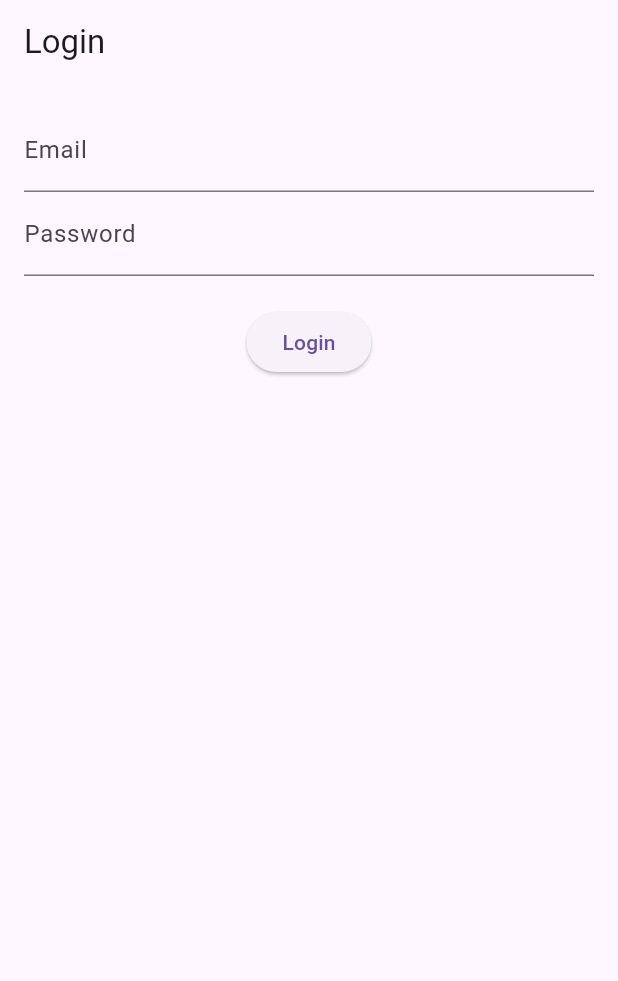
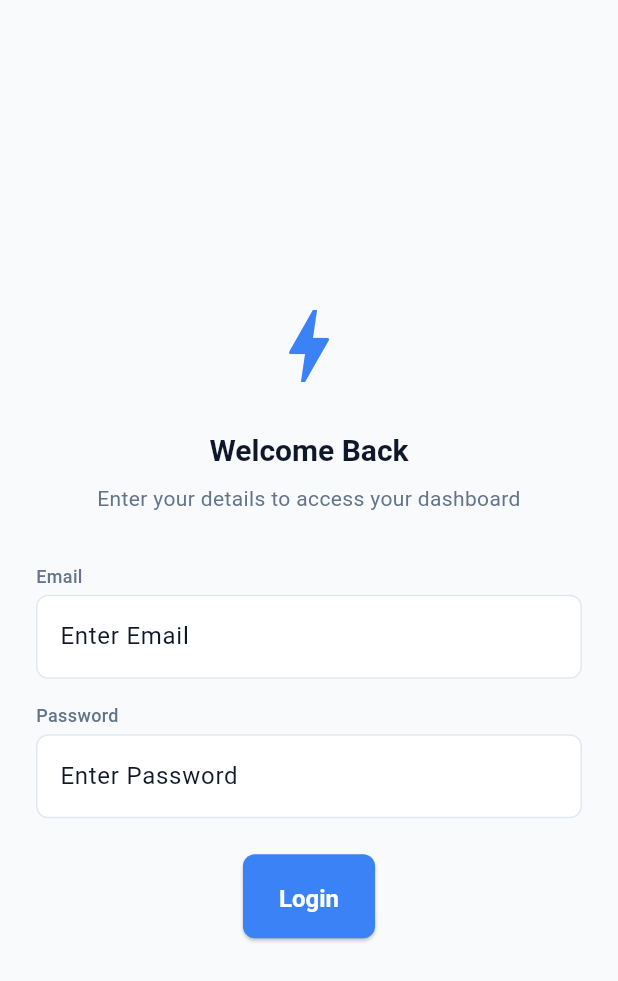
Before and after one commit to PRASANNAKUMAR8106/AutoFlow_Ai, a Flutter app: the screen it shows after launch, on a phone screen of 412 x 824 dp. Shown: the top 981 px of the screen. Run offline on Flutter 3.47's test engine with Material 3 defaults, Android fonts, the phone set to English and light mode, and no system bars; our stand-ins replace dio, equatable, flutter_bloc, flutter_secure_storage, get_it.

Commit message:
Complete Phase 7 design system

```diff
--- /dev/null
+++ b/mobile/lib/core/theme/app_colors.dart
@@ -0,0 +1,29 @@
+import 'package:flutter/material.dart';
+
+class AppColors {
+  // Primary Palette
+  static const Color primary = Color(0xFF3B82F6); // Bright Blue
+  static const Color primaryDark = Color(0xFF1D4ED8);
+  static const Color primaryLight = Color(0xFFDBEAFE);
+
+  // Secondary Palette
+  static const Color secondary = Color(0xFF64748B); // Slate
+  static const Color secondaryDark = Color(0xFF475569);
+  static const Color secondaryLight = Color(0xFFF1F5F9);
+
+  // Neutral Palette
+  static const Color background = Color(0xFFF8FAFC);
+  static const Color surface = Colors.white;
+  static const Color error = Color(0xFFEF4444);
+  static const Color success = Color(0xFF22C55E);
+  static const Color warning = Color(0xFFF59E0B);
+  static const Color info = Color(0xFF3B82F6);
+
+  // Text Palette
+  static const Color textPrimary = Color(0xFF0F172A);
+  static const Color textSecondary = Color(0xFF64748B);
+  static const Color textInverse = Colors.white;
+
+  // Border Palette
+  static const Color border = Color(0xFFE2E8F0);
+}
--- /dev/null
+++ b/mobile/lib/core/theme/app_dimensions.dart
@@ -0,0 +1,19 @@
+
+class AppSpacing {
+  static const double xs = 4.0;
+  static const double s = 8.0;
+  static const double m = 16.0;
+  static const double l = 24.0;
+  static const double xl = 32.0;
+  static const double xxl = 48.0;
+  static const double xxxl = 64.0;
+}
+
+class AppRadius {
+  static const double xs = 4.0;
+  static const double s = 8.0;
+  static const double m = 12.0;
+  static const double l = 16.0;
+  static const double xl = 24.0;
+  static const double round = 999.0;
+}
--- /dev/null
+++ b/mobile/lib/core/theme/app_theme.dart
@@ -0,0 +1,67 @@
+import 'package:flutter/material.dart';
+import 'package:autoflow_ai/core/theme/app_colors.dart';
+import 'package:autoflow_ai/core/theme/app_typography.dart';
+import 'package:autoflow_ai/core/theme/app_dimensions.dart';
+
+class AppTheme {
+  static ThemeData get lightTheme {
+    return ThemeData(
+      useMaterial3: true,
+      colorScheme: ColorScheme.light(
+        primary: AppColors.primary,
+        onPrimary: AppColors.textInverse,
+        secondary: AppColors.secondary,
+        onSecondary: AppColors.textInverse,
+        surface: AppColors.surface,
+        onSurface: AppColors.textPrimary,
+        error: AppColors.error,
+        onError: AppColors.textInverse,
+      ),
+      scaffoldBackgroundColor: AppColors.background,
+      textTheme: TextTheme(
+        displayLarge: AppTypography.h1,
+        displayMedium: AppTypography.h2,
+        displaySmall: AppTypography.h3,
+        bodyLarge: AppTypography.bodyLarge,
+        bodyMedium: AppTypography.bodyMedium,
+        labelSmall: AppTypography.labelSmall,
+      ),
+      elevatedButtonTheme: ElevatedButtonThemeData(
+        style: ElevatedButton.styleFrom(
+          backgroundColor: AppColors.primary,
+          foregroundColor: AppColors.textInverse,
+          textStyle: AppTypography.bodyLarge.copyWith(fontWeight: FontWeight.bold),
+          padding: const EdgeInsets.symmetric(vertical: AppSpacing.m, horizontal: AppSpacing.l),
+          shape: RoundedRectangleBorder(
+            borderRadius: BorderRadius.circular(AppRadius.s),
+          ),
+        ),
+      ),
+      inputDecorationTheme: InputDecorationTheme(
+        filled: true,
+        fillColor: AppColors.surface,
+        border: OutlineInputBorder(
+          borderRadius: BorderRadius.circular(AppRadius.s),
+          borderSide: const BorderSide(color: AppColors.border),
+        ),
+        enabledBorder: OutlineInputBorder(
+          borderRadius: BorderRadius.circular(AppRadius.s),
+          borderSide: const BorderSide(color: AppColors.border),
+        ),
+        focusedBorder: OutlineInputBorder(
+          borderRadius: BorderRadius.circular(AppRadius.s),
+          borderSide: const BorderSide(color: AppColors.primary, width: 2),
+        ),
+        labelStyle: AppTypography.bodyMedium,
+      ),
+      cardTheme: CardThemeData(
+        color: AppColors.surface,
+        elevation: 0,
+        shape: RoundedRectangleBorder(
+          borderRadius: BorderRadius.circular(AppRadius.m),
+          side: const BorderSide(color: AppColors.border),
+        ),
+      ),
+    );
+  }
+}
--- /dev/null
+++ b/mobile/lib/core/theme/app_typography.dart
@@ -0,0 +1,48 @@
+import 'package:flutter/material.dart';
+import 'package:autoflow_ai/core/theme/app_colors.dart';
+
+class AppTypography {
+  static const double _baseSize = 16.0;
+
+  static const TextStyle h1 = TextStyle(
+    fontSize: 32.0,
+    fontWeight: FontWeight.bold,
+    color: AppColors.textPrimary,
+    height: 1.2,
+  );
+
+  static const TextStyle h2 = TextStyle(
+    fontSize: 24.0,
+    fontWeight: FontWeight.bold,
+    color: AppColors.textPrimary,
+    height: 1.3,
+  );
+
+  static const TextStyle h3 = TextStyle(
+    fontSize: 20.0,
+    fontWeight: FontWeight.w600,
+    color: AppColors.textPrimary,
+    height: 1.4,
+  );
+
+  static const TextStyle bodyLarge = TextStyle(
+    fontSize: _baseSize,
+    fontWeight: FontWeight.normal,
+    color: AppColors.textPrimary,
+    height: 1.5,
+  );
+
+  static const TextStyle bodyMedium = TextStyle(
+    fontSize: 14.0,
+    fontWeight: FontWeight.normal,
+    color: AppColors.textSecondary,
+    height: 1.5,
+  );
+
+  static const TextStyle labelSmall = TextStyle(
+    fontSize: 12.0,
+    fontWeight: FontWeight.w500,
+    color: AppColors.textSecondary,
+    height: 1.4,
+  );
+}
--- a/mobile/lib/features/auth/presentation/pages/login_page.dart
+++ b/mobile/lib/features/auth/presentation/pages/login_page.dart
@@ -3,20 +3,58 @@ import 'package:flutter_bloc/flutter_bloc.dart';
 import 'package:autoflow_ai/features/auth/bloc/auth_bloc.dart';
 import 'package:autoflow_ai/features/auth/bloc/auth_event.dart';
 import 'package:autoflow_ai/features/auth/bloc/auth_state.dart';
+import 'package:autoflow_ai/shared/widgets/design_system/af_components.dart';
+import 'package:autoflow_ai/core/theme/app_colors.dart';
+import 'package:autoflow_ai/core/theme/app_dimensions.dart';
 
-class LoginPage extends StatelessWidget {
+class LoginPage extends StatefulWidget {
   const LoginPage({super.key});
+
+  @override
+  State<LoginPage> createState() => _LoginPageState();
+}
+
+class _LoginPageState extends State<LoginPage> {
+  final TextEditingController _emailController = TextEditingController();
+  final TextEditingController _passwordController = TextEditingController();
+
+  @override
+  void dispose() {
+    _emailController.dispose();
+    _passwordController.dispose();
+    super.dispose();
+  }
 
   @override
   Widget build(BuildContext context) {
     return Scaffold(
-      appBar: AppBar(title: const Text('Login')),
-      body: Padding(
-        padding: const EdgeInsets.all(16.0),
-        child: BlocListener<AuthBloc, AuthState>(
+      body: Center(
+        child: SingleChildScrollView(
+          padding: const EdgeInsets.all(AppSpacing.l),
+          child: Column(
+            mainAxisAlignment: MainAxisAlignment.center,
+            crossAxisAlignment: CrossAxisAlignment.stretch,
+            children: [
+              const Icon(Icons.bolt, size: 64, color: AppColors.primary),
+              const SizedBox(height: AppSpacing.l),
+              Text(
+                'Welcome Back',
+                textAlign: TextAlign.center,
+                style: Theme.of(context).textTheme.displaySmall?.copyWith(
+                      fontWeight: FontWeight.bold,
+                    ),
+              ),
+              const SizedBox(height: AppSpacing.s),
+              Text(
+                'Enter your details to access your dashboard',
+                textAlign: TextAlign.center,
+                style: Theme.of(context).textTheme.bodyMedium,
+              ),
+              const SizedBox(height: AppSpacing.xl),
+              BlocListener<AuthBloc, AuthState>(
                 listener: (context, state) {
                   if (state is Authenticated) {
-              // Navigation to Dashboard would happen here
+                    // Navigation handled by AppRoot
                   } else if (state is AuthError) {
                     ScaffoldMessenger.of(context).showSnackBar(
                       SnackBar(content: Text(state.message)),
@@ -25,25 +63,29 @@ class LoginPage extends StatelessWidget {
                 },
                 child: Column(
                   children: [
-              TextField(
-                decoration: const InputDecoration(labelText: 'Email'),
-                onSubmitted: (val) {
-                  // Set email in a controller or state
+                    AFTextField(
+                      label: 'Email',
+                      controller: _emailController,
+                      keyboardType: TextInputType.emailAddress,
+                    ),
+                    const SizedBox(height: AppSpacing.m),
+                    AFTextField(
+                      label: 'Password',
+                      controller: _passwordController,
+                      isPassword: true,
+                    ),
+                    const SizedBox(height: AppSpacing.l),
+                    AFButton(
+                      text: 'Login',
+                      onPressed: () {
+                        context.read<AuthBloc>().add(LoginRequested(
+                              _emailController.text,
+                              _passwordController.text,
+                            ));
                       },
                     ),
-              TextField(
-                decoration: const InputDecoration(labelText: 'Password'),
-                obscureText: true,
-                onSubmitted: (val) {
-                  // Set password in a controller or state
-                },
+                  ],
                 ),
-              const SizedBox(height: 20),
-              ElevatedButton(
-                onPressed: () {
-                  context.read<AuthBloc>().add(LoginRequested('test@example.com', 'Password123!'));
-                },
-                child: const Text('Login'),
               ),
             ],
           ),
--- a/mobile/lib/main.dart
+++ b/mobile/lib/main.dart
@@ -3,6 +3,7 @@ import 'package:flutter_bloc/flutter_bloc.dart';
 import 'package:get_it/get_it.dart';
 import 'package:autoflow_ai/core/api/api_client.dart';
 import 'package:autoflow_ai/core/auth/token_storage.dart';
+import 'package:autoflow_ai/core/theme/app_theme.dart';
 import 'package:autoflow_ai/features/auth/bloc/auth_bloc.dart';
 import 'package:autoflow_ai/features/auth/bloc/auth_event.dart';
 import 'package:autoflow_ai/features/auth/data/auth_repository.dart';
@@ -32,10 +33,7 @@ class AutoFlowApp extends StatelessWidget {
       create: (context) => getIt<AuthBloc>()..add(AuthCheckRequested()),
       child: MaterialApp(
         title: 'AutoFlow AI',
-        theme: ThemeData(
-          primarySwatch: Colors.blue,
-          useMaterial3: true,
-        ),
+        theme: AppTheme.lightTheme,
         home: const AppRoot(),
       ),
     );
--- /dev/null
+++ b/mobile/lib/shared/widgets/design_system/af_components.dart
@@ -0,0 +1,104 @@
+import 'package:flutter/material.dart';
+import 'package:autoflow_ai/core/theme/app_colors.dart';
+import 'package:autoflow_ai/core/theme/app_typography.dart';
+import 'package:autoflow_ai/core/theme/app_dimensions.dart';
+
+class AFButton extends StatelessWidget {
+  final String text;
+  final VoidCallback onPressed;
+  final bool isPrimary;
+  final bool isLoading;
+
+  const AFButton({
+    super.key,
+    required this.text,
+    required this.onPressed,
+    this.isPrimary = true,
+    this.isLoading = false,
+  });
+
+  @override
+  Widget build(BuildContext context) {
+    return isLoading
+        ? const Center(child: CircularProgressIndicator())
+        : ElevatedButton(
+            onPressed: onPressed,
+            style: ElevatedButton.styleFrom(
+              backgroundColor: isPrimary ? AppColors.primary : AppColors.secondaryLight,
+              foregroundColor: isPrimary ? AppColors.textInverse : AppColors.textPrimary,
+              textStyle: AppTypography.bodyLarge.copyWith(fontWeight: FontWeight.bold),
+              padding: const EdgeInsets.symmetric(vertical: AppSpacing.m, horizontal: AppSpacing.l),
+              shape: RoundedRectangleBorder(
+                borderRadius: BorderRadius.circular(AppRadius.s),
+              ),
+            ),
+            child: Text(text),
+          );
+  }
+}
+
+class AFTextField extends StatelessWidget {
+  final String label;
+  final TextEditingController controller;
+  final bool isPassword;
+  final String? errorText;
+  final TextInputType keyboardType;
+
+  const AFTextField({
+    super.key,
+    required this.label,
+    required this.controller,
+    this.isPassword = false,
+    this.errorText,
+    this.keyboardType = TextInputType.text,
+  });
+
+  @override
+  Widget build(BuildContext context) {
+    return Column(
+      crossAxisAlignment: CrossAxisAlignment.start,
+      children: [
+        Text(label, style: AppTypography.labelSmall),
+        const SizedBox(height: AppSpacing.xs),
+        TextField(
+          controller: controller,
+          obscureText: isPassword,
+          keyboardType: keyboardType,
+          decoration: InputDecoration(
+            hintText: 'Enter $label',
+            errorText: errorText,
+            border: OutlineInputBorder(
+              borderRadius: BorderRadius.circular(AppRadius.s),
+            ),
+          ),
+        ),
+      ],
+    );
+  }
+}
+
+class AFCard extends StatelessWidget {
+  final Widget child;
+  final VoidCallback? onTap;
+
+  const AFCard({super.key, required this.child, this.onTap});
+
+  @override
+  Widget build(BuildContext context) {
+    return Card(
+      elevation: 0,
+      shape: RoundedRectangleBorder(
+        borderRadius: BorderRadius.circular(AppRadius.m),
+        side: const BorderSide(color: AppColors.border),
+      ),
+      child: InkWell(
+        onTap: onTap,
+        borderRadius: BorderRadius.circular(AppRadius.m),
+        child: Padding(
+          padding: const EdgeInsets.all(AppSpacing.m),
+          child: child,
+        ),
+      ),
+    );
+  }
+}
```
Also changed, not shown: mobile/lib/shared/widgets/dashboard_shell.dart (+64 -22 lines), 5 other files. Lines whose indentation alone changed are shown as unchanged.
